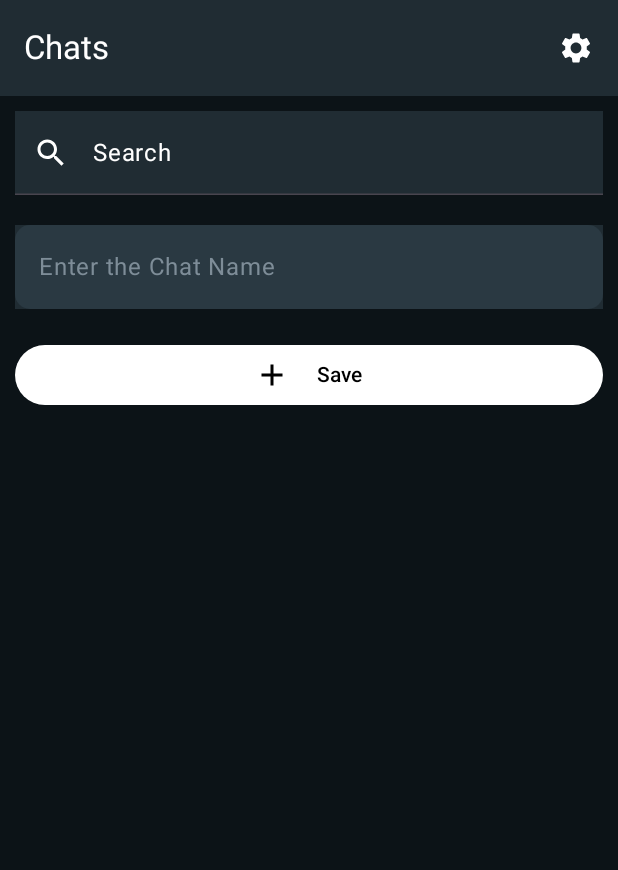
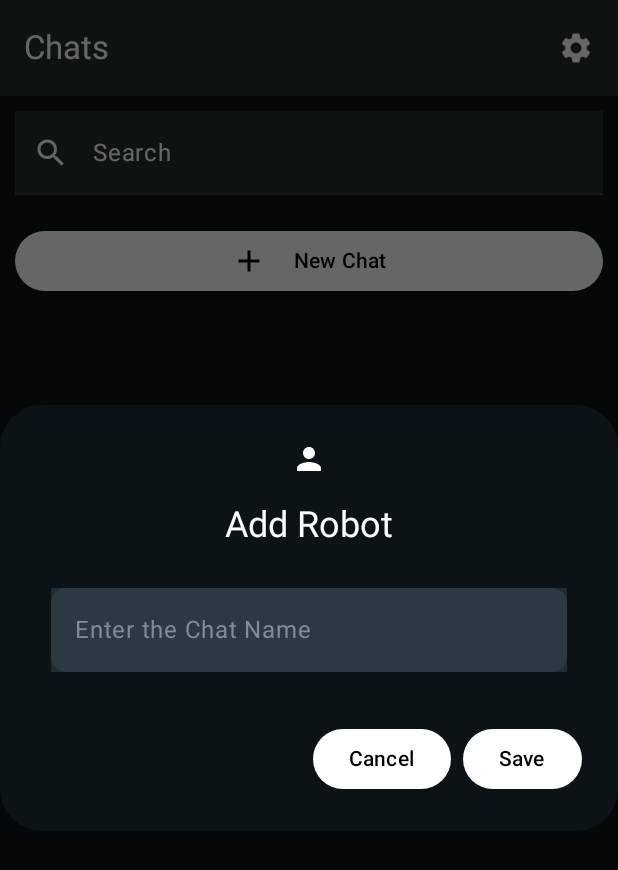
Before and after one commit to Coding-Meet/Gemini-AI-KMP-App, an Android app built with Jetpack Compose: the MainActivity screen opened directly, with no data from a screen before it, after a tap on "New Chat", on a phone screen of 412 x 824 dp. Shown: the top 870 px of the screen. Run offline under Robolectric (Android 15) with nearby library versions, the phone set to English and light mode, and no system bars; our stand-ins replace Compose Multiplatform resources; libraries missing offline, so code that uses them is left out: com.russhwolf.settings, dev.icerock.moko.

Commit message:
dialog implement and local storage for api key integrate

```diff
--- a/composeApp/build.gradle.kts
+++ b/composeApp/build.gradle.kts
@@ -51,6 +51,7 @@ kotlin {
             implementation(libs.mpfilepicker)
 
             implementation("com.mikepenz:multiplatform-markdown-renderer:0.10.0")
+            implementation("com.russhwolf:multiplatform-settings-no-arg:1.1.1")
         }
         desktopMain.dependencies {
             implementation(compose.desktop.currentOs)
--- a/composeApp/src/commonMain/kotlin/screens/MainScreen.kt
+++ b/composeApp/src/commonMain/kotlin/screens/MainScreen.kt
@@ -17,6 +17,7 @@ import androidx.compose.ui.input.nestedscroll.nestedScroll
 import androidx.compose.ui.text.input.KeyboardCapitalization
 import androidx.compose.ui.text.style.TextOverflow
 import androidx.compose.ui.unit.*
+import androidx.compose.ui.window.DialogProperties
 import desktopweb.SideScreenDesktop
 import mobile.SideScreenMobile
 import models.Robot
@@ -27,7 +28,7 @@ import viewmodels.MainViewModel
 
 @Composable
 fun MainScreen(viewModel: MainViewModel) {
-
+    ChatAlertDialogBox(viewModel)
     val sideScreen = if (viewModel.allPlatform == TYPE.MOBILE) {
         SideScreenMobile(viewModel)
     } else {
@@ -36,7 +37,7 @@ fun MainScreen(viewModel: MainViewModel) {
     when (viewModel.screens) {
         Screens.MAIN -> {
             sideScreen.SideRow {
-                TopBarLayout {
+                TopBarLayout(viewModel) {
                     LazyColumn(
                         Modifier.fillMaxSize().padding(it).background(lightBackgroundColor)
                     ) {
@@ -45,7 +46,6 @@ fun MainScreen(viewModel: MainViewModel) {
                                 value = viewModel.searchText,
                                 onValueChange = {
                                     viewModel.searchText = it
-                                    viewModel.isAddNewChat = false
                                 },
                                 keyboardOptions = KeyboardOptions(capitalization = KeyboardCapitalization.Sentences),
                                 singleLine = true,
@@ -59,7 +59,6 @@ fun MainScreen(viewModel: MainViewModel) {
                                 trailingIcon = {
                                     if (viewModel.searchText.isNotEmpty()) {
                                         IconButton(onClick = {
-                                            viewModel.isAddNewChat = false
                                             viewModel.searchText = ""
                                         }) {
                                             Icon(
@@ -84,52 +83,10 @@ fun MainScreen(viewModel: MainViewModel) {
                                     selectionColors = TextSelectionColors(selectionColor, selectionColor)
                                 )
                             )
-                            if (viewModel.searchText.isEmpty() && viewModel.isAddNewChat) {
-                                TextField(
-                                    value = viewModel.newChartRobotText,
-                                    onValueChange = { viewModel.newChartRobotText = it },
-                                    modifier = Modifier.fillMaxWidth().padding(10.dp)
-                                        .background(borderColor),
-                                    keyboardOptions = KeyboardOptions(capitalization = KeyboardCapitalization.Sentences),
-                                    placeholder = {
-                                        Text("Enter the Chat Name", color = textHintColor)
-                                    },
-                                    singleLine = true,
-                                    colors = TextFieldDefaults.colors(
-                                        unfocusedContainerColor = lightBorderColor,
-                                        focusedContainerColor = lightBorderColor,
-                                        focusedIndicatorColor = Color.Transparent,
-                                        unfocusedIndicatorColor = Color.Transparent,
-                                        focusedTextColor = whiteColor,
-                                        unfocusedTextColor = whiteColor,
-                                        focusedPlaceholderColor = whiteColor,
-                                        unfocusedPlaceholderColor = whiteColor,
-                                        unfocusedLabelColor = whiteColor,
-                                        focusedLabelColor = whiteColor,
-                                        cursorColor = whiteColor,
-                                        selectionColors = TextSelectionColors(selectionColor, selectionColor)
-                                    ),
-                                    shape = RoundedCornerShape(10.dp)
-                                )
-                            }
                             Button(
                                 onClick = {
-                                    if (viewModel.isAddNewChat) {
-                                        if (viewModel.newChartRobotText.trim().isNotEmpty()) {
-                                            val newRobot = Robot(
-                                                generateRandomKey(),
-                                                viewModel.newChartRobotText.trim(),
-                                                currentDateTimeToString(),
-                                                "robot_${(1..8).random()}.png"
-                                            )
-                                            viewModel.robotList.add(newRobot)
-                                            viewModel.newChartRobotText = ""
-                                            viewModel.isAddNewChat = false
-                                        }
-                                    } else {
-                                        viewModel.isAddNewChat = true
-                                        viewModel.searchText = ""
-                                    }
+                                    viewModel.dialogTypeState = DialogType.NEW_CHAT
+                                    viewModel.isShowDialog = true
                                 },
                                 modifier = Modifier.fillMaxWidth().padding(10.dp),
                                 colors = ButtonDefaults.buttonColors(
@@ -142,12 +99,10 @@ fun MainScreen(viewModel: MainViewModel) {
                                     tint = blackColor
                                 )
                                 Spacer(Modifier.size(ButtonDefaults.IconSize))
-                                Text(
-                                    text = if (viewModel.isAddNewChat) "Save" else "New Chat",
-                                )
+                                Text(text = "New Chat")
                             }
                         }
-                        itemsIndexed(viewModel.robotList) { index,menuItem ->
+                        itemsIndexed(viewModel.robotList) { index, menuItem ->
                             UserLayout(menuItem) {
                                 if (viewModel.allPlatform == TYPE.MOBILE) {
                                     viewModel.screens = Screens.DETAIL
@@ -175,6 +130,7 @@ fun MainScreen(viewModel: MainViewModel) {
 @OptIn(ExperimentalMaterial3Api::class)
 @Composable
 fun TopBarLayout(
+    viewModel: MainViewModel,
     content: @Composable (PaddingValues) -> Unit
 ) {
     val scrollBehavior = TopAppBarDefaults.pinnedScrollBehavior(rememberTopAppBarState())
@@ -196,7 +152,11 @@ fun TopBarLayout(
                     )
                 },
                 actions = {
-                    IconButton(onClick = { /* do something */ }) {
+                    IconButton(onClick = {
+                        viewModel.getApikeyLocalStorage()
+                        viewModel.dialogTypeState = DialogType.API_KEY
+                        viewModel.isShowDialog = true
+                    }) {
                         Icon(
                             imageVector = Icons.Filled.Settings,
                             contentDescription = "api key",
@@ -267,3 +227,121 @@ fun UserRow(robot: Robot, customModifier: Modifier = Modifier) {
         }
     }
 }
+
+
+@Composable
+fun ChatAlertDialogBox(viewModel: MainViewModel) {
+    if (viewModel.isShowDialog) {
+        AlertDialog(properties = DialogProperties(dismissOnBackPress = true, dismissOnClickOutside = false),
+            icon = {
+                Icon(
+                    when (viewModel.dialogTypeState) {
+                        DialogType.NEW_CHAT -> {
+                            Icons.Default.Person
+                        }
+
+                        DialogType.API_KEY -> {
+                            Icons.Default.Settings
+                        }
+                    }, contentDescription = "robot"
+                )
+            },
+            containerColor = lightBackgroundColor,
+            textContentColor = whiteColor,
+            iconContentColor = whiteColor,
+            titleContentColor = whiteColor,
+            title = {
+                Text(
+                    text =
+                    when (viewModel.dialogTypeState) {
+                        DialogType.NEW_CHAT -> "Add Robot"
+                        DialogType.API_KEY -> "Add Api Key"
+                    }
+                )
+            },
+            text = {
+                TextField(
+                    value = viewModel.newChartRobotAndApiKeyText,
+                    onValueChange = { viewModel.newChartRobotAndApiKeyText = it },
+                    modifier = Modifier.fillMaxWidth().padding(10.dp)
+                        .background(borderColor),
+                    keyboardOptions = KeyboardOptions(capitalization = KeyboardCapitalization.Sentences),
+                    placeholder = {
+                        Text(
+                            when (viewModel.dialogTypeState) {
+                                DialogType.NEW_CHAT -> "Enter the Chat Name"
+                                DialogType.API_KEY -> "Enter the Api Key"
+                            }, color = textHintColor
+                        )
+                    },
+                    singleLine = true,
+                    colors = TextFieldDefaults.colors(
+                        unfocusedContainerColor = lightBorderColor,
+                        focusedContainerColor = lightBorderColor,
+                        focusedIndicatorColor = Color.Transparent,
+                        unfocusedIndicatorColor = Color.Transparent,
+                        focusedTextColor = whiteColor,
+                        unfocusedTextColor = whiteColor,
+                        focusedPlaceholderColor = whiteColor,
+                        unfocusedPlaceholderColor = whiteColor,
+                        unfocusedLabelColor = whiteColor,
+                        focusedLabelColor = whiteColor,
+                        cursorColor = whiteColor,
+                        selectionColors = TextSelectionColors(selectionColor, selectionColor)
+                    ),
+                    shape = RoundedCornerShape(10.dp)
+                )
+            },
+            onDismissRequest = {
+                viewModel.newChartRobotAndApiKeyText = ""
+                viewModel.isShowDialog = false
+            },
+
+            confirmButton = {
+                Button(
+                    onClick = {
+                        if (viewModel.newChartRobotAndApiKeyText.trim().isNotEmpty()) {
+                            when (viewModel.dialogTypeState) {
+                                DialogType.NEW_CHAT -> {
+                                    val newRobot = Robot(
+                                        generateRandomKey(),
+                                        viewModel.newChartRobotAndApiKeyText.trim(),
+                                        currentDateTimeToString(),
+                                        "robot_${(1..8).random()}.png"
+                                    )
+                                    viewModel.robotList.add(newRobot)
+                                }
+
+                                DialogType.API_KEY -> {
+                                    viewModel.setApikeyLocalStorage()
+                                }
+                            }
+                        }
+                        viewModel.newChartRobotAndApiKeyText = ""
+                        viewModel.isShowDialog = false
+                    },
+                    colors = ButtonDefaults.buttonColors(
+                        containerColor = whiteColor,
+                        contentColor = blackColor,
+                    ),
+                ) {
+                    Text("Save")
+                }
+            },
+            dismissButton = {
+                Button(
+                    onClick = {
+                        viewModel.newChartRobotAndApiKeyText = ""
+                        viewModel.isShowDialog = false
+                    },
+                    colors = ButtonDefaults.buttonColors(
+                        containerColor = whiteColor,
+                        contentColor = blackColor,
+                    ),
+                ) {
+                    Text("Cancel")
+                }
+            }
+        )
+    }
+}
--- a/composeApp/src/commonMain/kotlin/utils/Contants.kt
+++ b/composeApp/src/commonMain/kotlin/utils/Contants.kt
@@ -12,6 +12,12 @@ enum class TYPE{
     DESKTOP,
     WEB,
 }
+
+enum class DialogType{
+    NEW_CHAT,
+    API_KEY
+}
+
 enum class Screens{
     MAIN,
     DETAIL,
--- a/composeApp/src/commonMain/kotlin/viewmodels/MainViewModel.kt
+++ b/composeApp/src/commonMain/kotlin/viewmodels/MainViewModel.kt
@@ -4,23 +4,37 @@ import AllPlatform
 import androidx.compose.runtime.getValue
 import androidx.compose.runtime.*
 import androidx.compose.runtime.setValue
+import com.russhwolf.settings.*
 import dev.icerock.moko.mvvm.viewmodel.ViewModel
 import models.Robot
+import utils.DialogType
 import utils.Screens
 
-class MainViewModel  : ViewModel() {
+class MainViewModel : ViewModel() {
 
+    val settings = Settings()
     var searchText by mutableStateOf("")
     var screens by mutableStateOf(Screens.MAIN)
+    var dialogTypeState by mutableStateOf(DialogType.NEW_CHAT)
     var userText by mutableStateOf("")
-    var newChartRobotText by mutableStateOf("")
+    var newChartRobotAndApiKeyText by mutableStateOf("")
     val allPlatform = AllPlatform().type()
     val imageUris = mutableStateListOf<String>()
 
-    var isAddNewChat by mutableStateOf(false)
+    var isShowDialog by mutableStateOf(false)
     var currentPos by mutableStateOf(-1)
     val robotList = mutableStateListOf<Robot>()
     val isGenerating by mutableStateOf(false)
     var isDesktopDrawerOpen by mutableStateOf(true)
 
+
+    fun setApikeyLocalStorage() {
+        settings["api_key"] = newChartRobotAndApiKeyText.trim()
+    }
+
+    fun getApikeyLocalStorage() {
+        newChartRobotAndApiKeyText = settings.getString("api_key","")
+    }
+
+
 }
```
